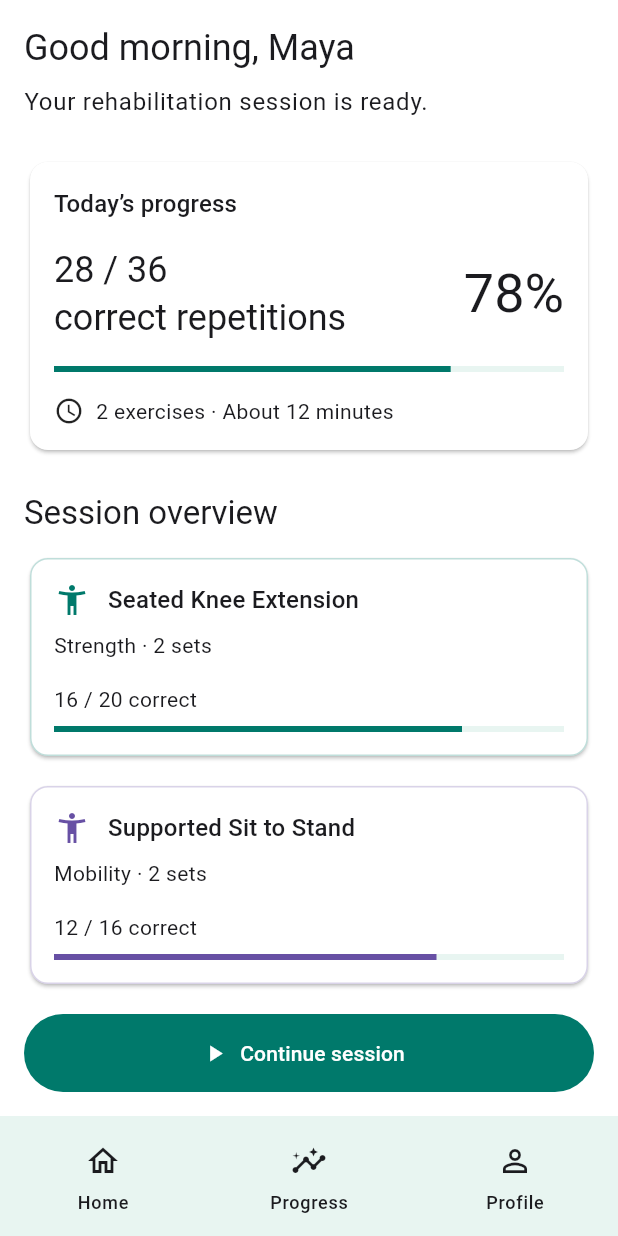
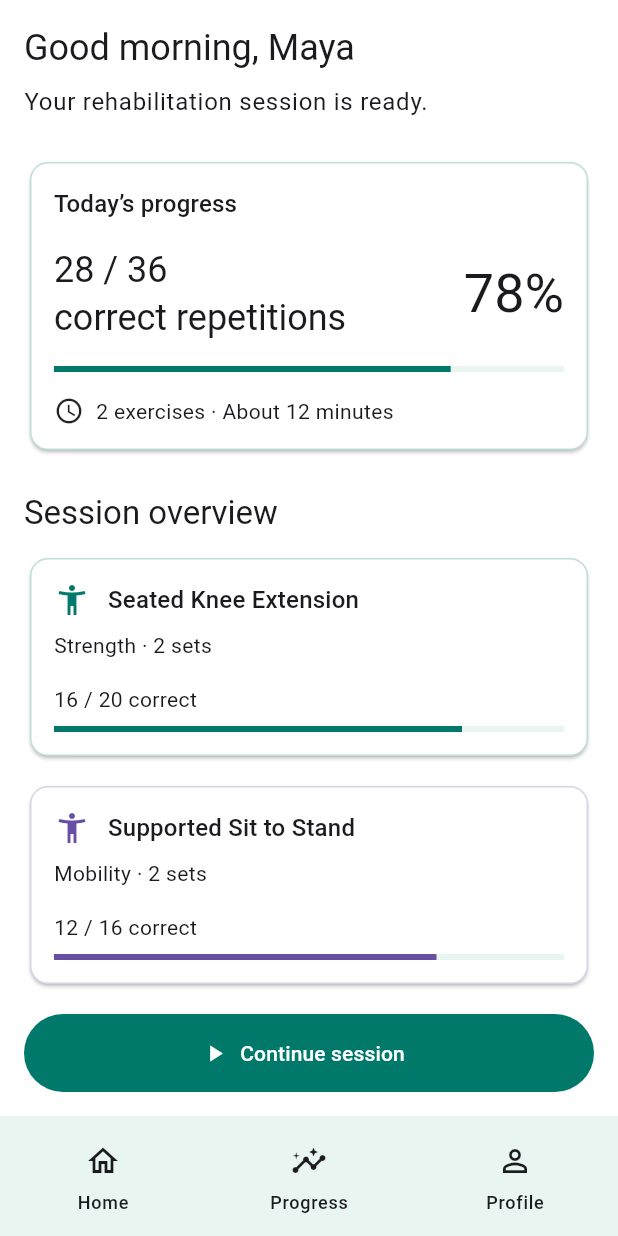
Before and after one commit to vishal24p/smart-rehabilation-app, a Flutter app: the screen it shows after launch, on a phone screen of 412 x 824 dp. Run offline on Flutter 3.47's test engine with Material 3 defaults, Android fonts, the phone set to English and light mode, and no system bars.

Commit message:
fix: refine dashboard accessibility

```diff
--- a/lib/main.dart
+++ b/lib/main.dart
@@ -155,6 +155,10 @@ class _OverallCard extends StatelessWidget {
   @override
   Widget build(BuildContext context) => Card(
     elevation: 1,
+    shape: RoundedRectangleBorder(
+      borderRadius: BorderRadius.circular(12),
+      side: BorderSide(color: teal.withValues(alpha: .25)),
+    ),
     child: Padding(
       padding: const EdgeInsets.all(16),
       child: Column(
@@ -205,10 +209,6 @@ class _ExerciseCard extends StatelessWidget {
         borderRadius: BorderRadius.circular(12),
         side: BorderSide(color: exercise.accent.withValues(alpha: .25)),
       ),
-      child: Semantics(
-        container: true,
-        label:
-            '${exercise.name}, ${exercise.correct} of ${exercise.total} correct repetitions',
       child: Padding(
         padding: const EdgeInsets.all(16),
         child: Column(
@@ -232,17 +232,19 @@ class _ExerciseCard extends StatelessWidget {
             Text('${exercise.correct} / ${exercise.total} correct'),
             const SizedBox(height: 8),
             Semantics(
-                label:
-                    '${exercise.name} progress: ${exercise.correct} of ${exercise.total}',
+              container: true,
+              explicitChildNodes: true,
               child: LinearProgressIndicator(
                 value: progress,
                 color: exercise.accent,
+                semanticsLabel:
+                    '${exercise.name}: ${exercise.correct} of ${exercise.total} correct repetitions',
+                semanticsValue: '${(progress * 100).round()}%',
               ),
             ),
           ],
         ),
       ),
-      ),
     );
   }
 }
--- a/pubspec.yaml
+++ b/pubspec.yaml
@@ -30,10 +30,6 @@ environment:
 dependencies:
   flutter:
     sdk: flutter
-
-  # The following adds the Cupertino Icons font to your application.
-  # Use with the CupertinoIcons class for iOS style icons.
-  cupertino_icons: ^1.0.8
 
 dev_dependencies:
   flutter_test:
```
Also changed, not shown: pubspec.lock, 1 other file. Lines whose indentation alone changed are shown as unchanged.
